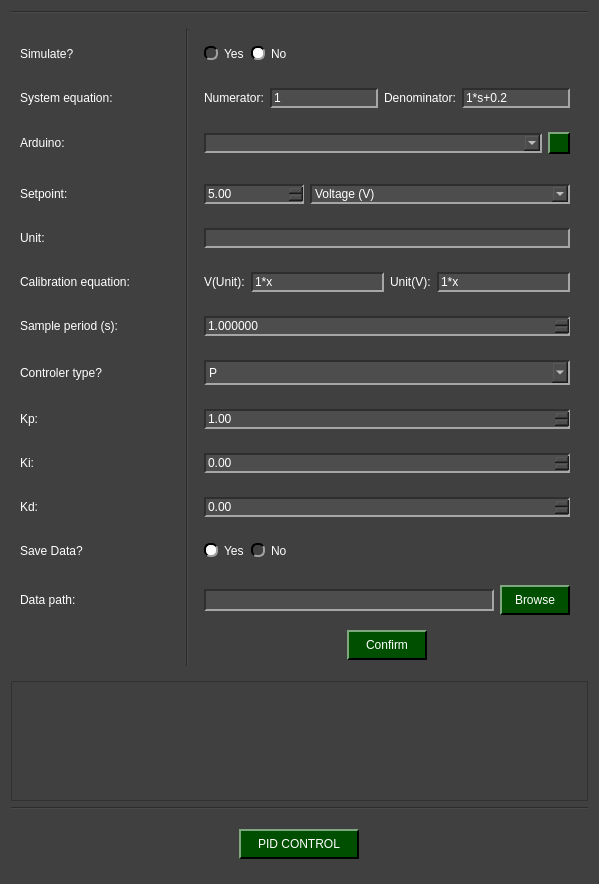
Old version of the form pydaq/uis/PyDAQ_pid_control_Arduino_widget.ui in the repository samirmartins/pydaq.
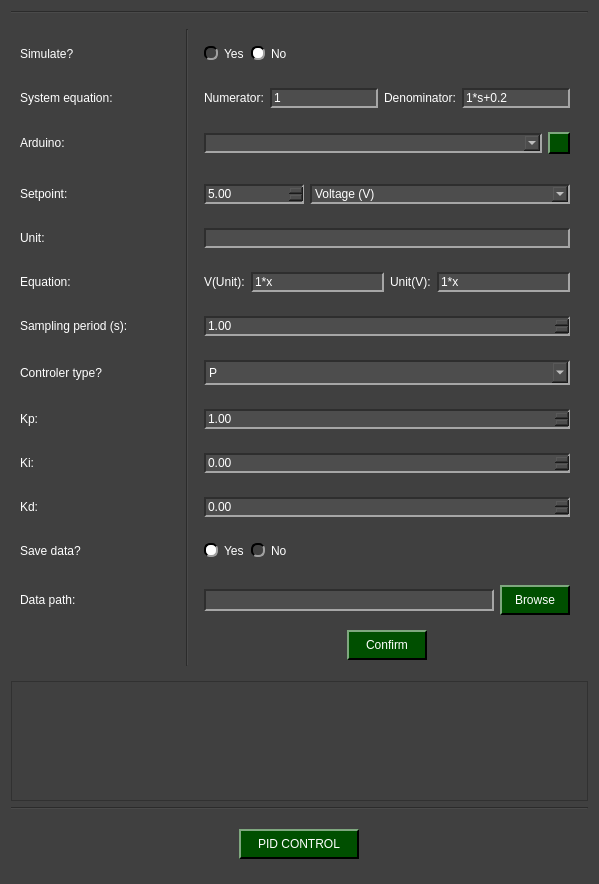
New version of the form. Icons and pictures are not drawn.

Commit message: adding images in pid control

```diff
--- a/pydaq/uis/PyDAQ_pid_control_Arduino_widget.ui
+++ b/pydaq/uis/PyDAQ_pid_control_Arduino_widget.ui
@@ -378,9 +378,6 @@
         <layout class="QHBoxLayout" name="horizontalLayout_8">
          <item>
           <widget class="QDoubleSpinBox" name="doubleSpinBox_period">
-           <property name="decimals">
-            <number>6</number>
-           </property>
            <property name="maximum">
             <double>9999999.000000000000000</double>
            </property>
@@ -451,7 +448,7 @@
 </string>
         </property>
         <property name="text">
-         <string>&lt;html&gt;&lt;head/&gt;&lt;body&gt;&lt;p&gt;Calibration equation: &lt;/p&gt;&lt;/body&gt;&lt;/html&gt;</string>
+         <string>&lt;html&gt;&lt;head/&gt;&lt;body&gt;&lt;p&gt;Equation: &lt;/p&gt;&lt;/body&gt;&lt;/html&gt;</string>
         </property>
        </widget>
       </item>
@@ -768,7 +765,7 @@
          </size>
         </property>
         <property name="text">
-         <string>Sample period (s):</string>
+         <string>Sampling period (s):</string>
         </property>
        </widget>
       </item>
@@ -837,7 +834,7 @@
       <item row="13" column="0">
        <widget class="QLabel" name="label_save">
         <property name="text">
-         <string>Save Data?</string>
+         <string>Save data?</string>
         </property>
        </widget>
       </item>
```
The commit also changes 11 other files.
